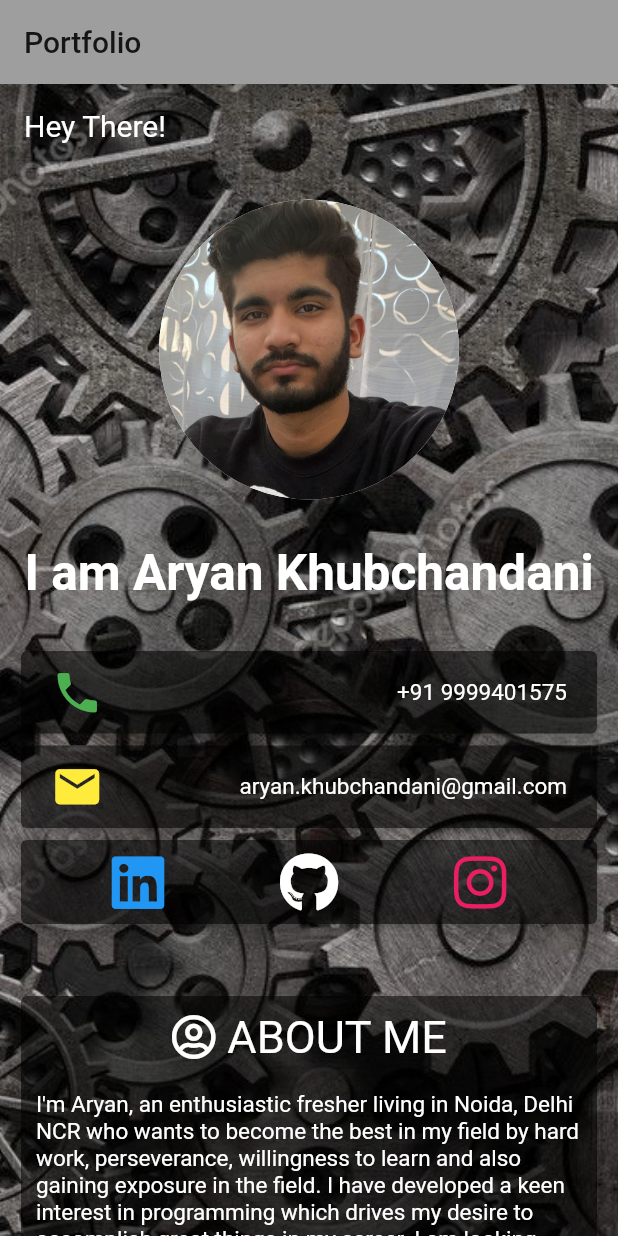
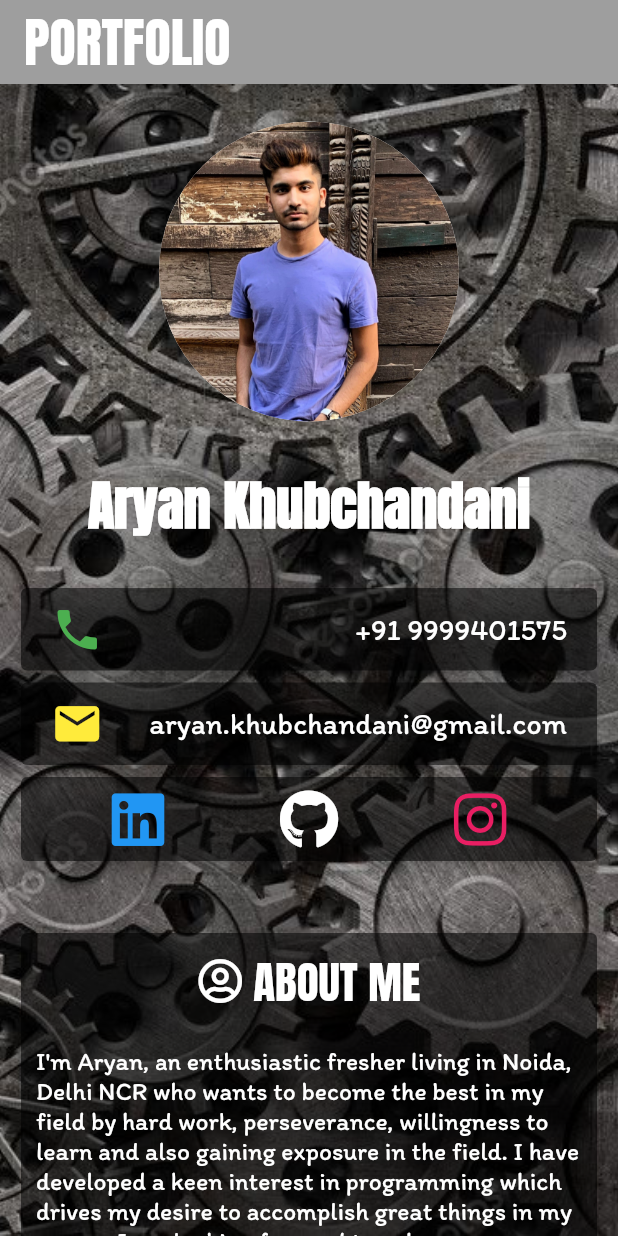
Before and after one commit to AryanKhubchandani/portfolio, a Flutter app: the screen it shows after launch, on a phone screen of 412 x 824 dp. Run offline on Flutter 3.47's test engine with Material 2 defaults, Android fonts, the phone set to English and light mode, and no system bars; our stand-ins replace font_awesome_flutter.

Commit message:
add fontFamily

```diff
--- a/lib/main.dart
+++ b/lib/main.dart
@@ -15,10 +15,20 @@ class MyApp extends StatelessWidget {
       title: 'Portfolio',
       theme: ThemeData(
         primarySwatch: Colors.grey,
-        backgroundColor: Colors.transparent,
+        fontFamily: 'Itim',
       ),
       home: Scaffold(
-        appBar: AppBar(title: Text('Portfolio')),
+        appBar: AppBar(
+          title: Text(
+            'PORTFOLIO',
+            textAlign: TextAlign.center,
+            style: TextStyle(
+              color: Colors.white,
+              fontSize: 36,
+              fontFamily: 'Anton',
+            ),
+          ),
+        ),
         body: Container(
           constraints: BoxConstraints.expand(),
           decoration: BoxDecoration(
@@ -45,17 +55,18 @@ class BodyLayout extends StatelessWidget {
 Widget home(BuildContext context) {
   return ListView(
     children: <Widget>[
-      ListTile(
-        title: Text(
-          'Hey There!',
-          style: TextStyle(
-            color: Colors.white,
-            fontSize: 20,
-          ),
-        ),
-      ),
+      // ListTile(
+      //   title: Text(
+      //     'Hey There!',
+      //     style: TextStyle(
+      //       color: Colors.white,
+      //       fontSize: 25,
+      //       fontFamily: 'Anton',
+      //     ),
+      //   ),
+      // ),
       Padding(
-        padding: const EdgeInsets.all(21.0),
+        padding: const EdgeInsets.all(25.0),
         child: CircleAvatar(
           radius: 100,
           backgroundImage: AssetImage(
@@ -65,13 +76,14 @@ Widget home(BuildContext context) {
       ),
       ListTile(
         title: Text(
-          'I am Aryan Khubchandani',
+          'Aryan Khubchandani',
           textAlign: TextAlign.center,
           style: TextStyle(
-              color: Colors.white,
-              fontSize: 33,
-              fontWeight: FontWeight.w600,
-              fontStyle: Awe),
+            color: Colors.white,
+            fontSize: 36,
+            fontWeight: FontWeight.w600,
+            fontFamily: 'Anton',
+          ),
         ),
       ),
       Container(
@@ -94,7 +106,7 @@ Widget home(BuildContext context) {
                       '+91 9999401575',
                       style: TextStyle(
                         color: Colors.white,
-                        fontSize: 15,
+                        fontSize: 20,
                       ),
                     ),
                   ],
@@ -123,7 +135,7 @@ Widget home(BuildContext context) {
                       'aryan.khubchandani@gmail.com',
                       style: TextStyle(
                         color: Colors.white,
-                        fontSize: 15,
+                        fontSize: 20,
                       ),
                     )
                   ],
@@ -187,6 +199,7 @@ Widget home(BuildContext context) {
                       style: TextStyle(
                         color: Colors.white,
                         fontSize: 30,
+                        fontFamily: 'Anton',
                       ),
                     ),
                   ],
@@ -195,7 +208,7 @@ Widget home(BuildContext context) {
                   "\nI'm Aryan, an enthusiastic fresher living in Noida, Delhi NCR who wants to become the best in my field by hard work, perseverance, willingness to learn and also gaining exposure in the field. I have developed a keen interest in programming which drives my desire to accomplish great things in my career. I am looking forward to enhance my technical knowledge by exploring diffferent types of projects by implementing them.\n",
                   style: TextStyle(
                     color: Colors.white,
-                    fontSize: 15,
+                    fontSize: 17,
                   ),
                 ),
               ],
@@ -226,6 +239,7 @@ Widget home(BuildContext context) {
                       style: TextStyle(
                         color: Colors.white,
                         fontSize: 30,
+                        fontFamily: 'Anton',
                       ),
                     ),
                   ],
@@ -246,14 +260,15 @@ Widget home(BuildContext context) {
                   textAlign: TextAlign.center,
                   style: TextStyle(
                     color: Colors.white,
-                    fontSize: 20,
+                    fontSize: 22,
+                    fontFamily: 'Anton',
                   ),
                 ),
                 Text(
                   "\nI am currently a fresher in VIT Vellore, pursuing a B.Tech degree in Commputer Science.\n\n",
                   style: TextStyle(
                     color: Colors.white,
-                    fontSize: 15,
+                    fontSize: 17,
                   ),
                 ),
                 Icon(
@@ -266,14 +281,15 @@ Widget home(BuildContext context) {
                   textAlign: TextAlign.center,
                   style: TextStyle(
                     color: Colors.white,
-                    fontSize: 20,
+                    fontSize: 22,
+                    fontFamily: 'Anton',
                   ),
                 ),
                 Text(
                   "\nI completed my schooling from DPS Indirapuram. I scored 97% in PCM in class XII Boards.\n",
                   style: TextStyle(
                     color: Colors.white,
-                    fontSize: 15,
+                    fontSize: 17,
                   ),
                 ),
               ],
@@ -304,15 +320,16 @@ Widget home(BuildContext context) {
                         style: TextStyle(
                           color: Colors.white,
                           fontSize: 30,
+                          fontFamily: 'Anton',
                         ),
                       ),
                     ],
                   ),
                   Text(
-                    "\nI didn't have any experience in coding in my school life, but I started to work on it since the college started and here are the languages I have tried my hands on so far ( and trying to improve my skills further in them): ",
+                    "\nI didn't have any experience in coding in my school life, but I started to work on it since the college started and here are the languages I have tried my hands on so far ( and trying to improve my skills further in them):\n ",
                     style: TextStyle(
                       color: Colors.white,
-                      fontSize: 15,
+                      fontSize: 17,
                     ),
                   ),
                   Column(
@@ -600,6 +617,7 @@ Widget home(BuildContext context) {
                       style: TextStyle(
                         color: Colors.white,
                         fontSize: 30,
+                        fontFamily: 'Anton',
                       ),
                     ),
                   ],
@@ -608,7 +626,7 @@ Widget home(BuildContext context) {
                   "\nI am a football enthusiast, but I am up to play any sport at any given time. I also have interest in cooking and I like to try out new dishes every now and then. I also enjoy photography. In my chill time, I usually prefer to listen to music or play games on my console\n",
                   style: TextStyle(
                     color: Colors.white,
-                    fontSize: 15,
+                    fontSize: 17,
                   ),
                 ),
               ],
```
Also changed, not shown: pubspec.yaml (+11 -0 lines), fonts/Anton-Regular.ttf (added), fonts/Itim-Regular.ttf (added), images/pic.jpg.
